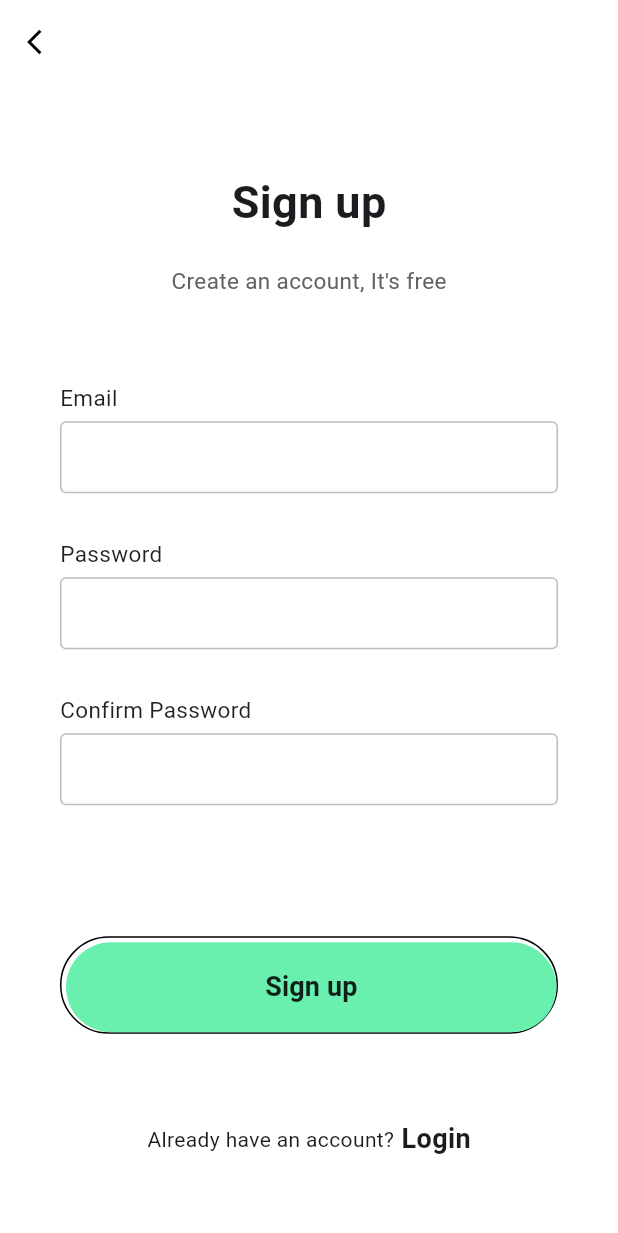
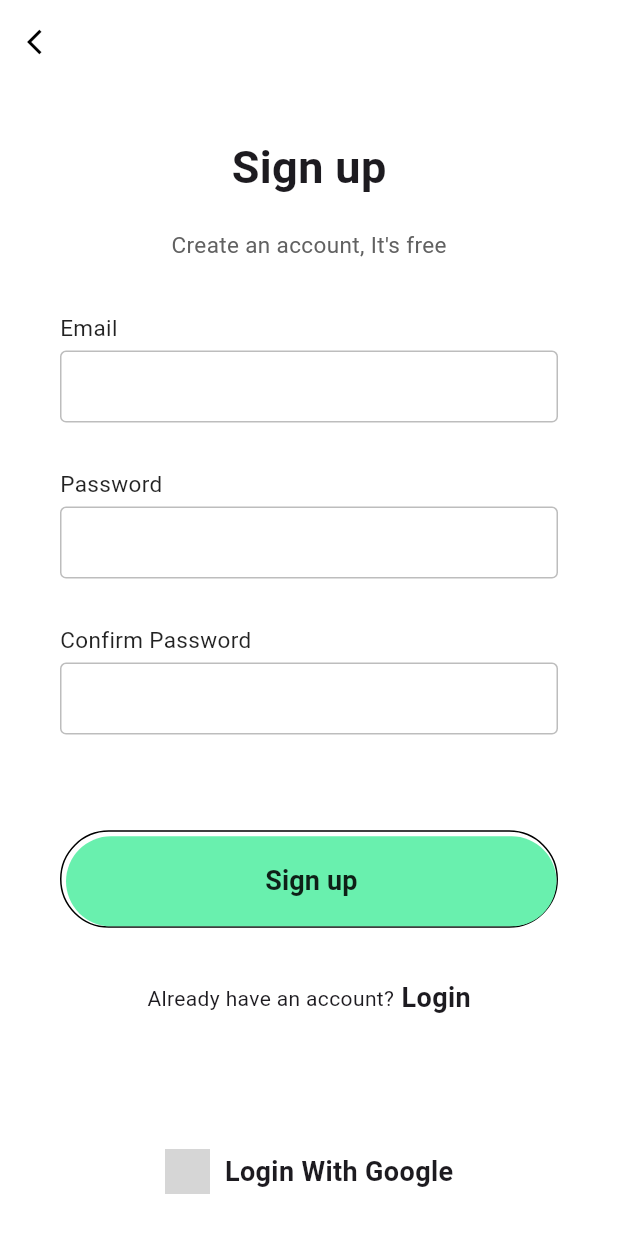
Before and after one commit to akashagrawalgithub/assignment, a Flutter app: the screen it shows after launch, after a tap on "Sign up", on a phone screen of 412 x 824 dp. Shown: the top 1233 px of the screen. Run offline on Flutter 3.47's test engine with Material 3 defaults, Android fonts, the phone set to English and light mode, and no system bars; our stand-ins replace animate_do, firebase_auth, firebase_core, get, google_maps_flutter, google_sign_in; accounts and stored records are empty; network calls fail; grey boxes are pictures that could not be loaded.

Commit message:
Login with google added

```diff
--- /dev/null
+++ b/devtools_options.yaml
@@ -0,0 +1 @@
+extensions:
--- a/lib/screen/SignUpScreen.dart
+++ b/lib/screen/SignUpScreen.dart
@@ -4,6 +4,7 @@ import 'package:animate_do/animate_do.dart';
 import 'package:firebase_auth/firebase_auth.dart';
 import 'package:flutter/material.dart';
 import 'package:get/get.dart';
+import 'package:geteideas/screen/authService.dart';
 import 'package:geteideas/screen/homePage.dart';
 import 'package:geteideas/screen/loginScreen.dart';
 
@@ -272,7 +273,35 @@ class _SignupPageState extends State<SignupPage> {
                       ),
                     ),
                   ],
-                  )),
+                ),
+              ),
+              const SizedBox(height: 20),
+              GestureDetector(
+                onTap: () {
+                  AuthService().signInWithGoogle();
+                },
+                child: FadeInUp(
+                  duration: const Duration(milliseconds: 1500),
+                  child: Row(
+                    mainAxisAlignment: MainAxisAlignment.center,
+                    children: <Widget>[
+                      Image.network(
+                        "https://toppng.com/uploads/preview/google-logo-transparent-png-11659866441wanynck5pd.png",
+                        width: 30,
+                        height: 30,
+                      ),
+                      const SizedBox(width: 10),
+                      const Text(
+                        "Login With Google",
+                        style: TextStyle(
+                          fontWeight: FontWeight.w600,
+                          fontSize: 18,
+                        ),
+                      ),
+                    ],
+                  ),
+                ),
+              ),
             ],
           ),
         ),
--- /dev/null
+++ b/lib/screen/authService.dart
@@ -0,0 +1,25 @@
+import 'package:firebase_auth/firebase_auth.dart';
+import 'package:get/get.dart';
+import 'package:geteideas/screen/homePage.dart';
+import 'package:google_sign_in/google_sign_in.dart';
+
+class AuthService {
+  signInWithGoogle() async {
+    final GoogleSignInAccount? gUser = await GoogleSignIn().signIn();
+
+    final GoogleSignInAuthentication gAuth = await gUser!.authentication;
+
+    final credential = GoogleAuthProvider.credential(
+      accessToken: gAuth.accessToken,
+      idToken: gAuth.idToken,
+    );
+
+    return await FirebaseAuth.instance
+        .signInWithCredential(credential)
+        .then((value) {
+      if (value.user != null) {
+        Get.offAll(HomePage());
+      }
+    });
+  }
+}
--- a/lib/screen/loginScreen.dart
+++ b/lib/screen/loginScreen.dart
@@ -5,6 +5,7 @@ import 'package:firebase_auth/firebase_auth.dart';
 import 'package:flutter/material.dart';
 import 'package:get/get.dart';
 import 'package:geteideas/screen/SignUpScreen.dart';
+import 'package:geteideas/screen/authService.dart';
 import 'package:geteideas/screen/homePage.dart';
 
 class LoginPage extends StatefulWidget {
@@ -231,7 +232,7 @@ class _LoginPageState extends State<LoginPage> {
                     child: Row(
                       mainAxisAlignment: MainAxisAlignment.center,
                       children: <Widget>[
-                        Text("Don't have an account?"),
+                        const Text("Don't have an account?"),
                         GestureDetector(
                           onTap: () {
                             Get.to(SignupPage());
@@ -246,21 +247,37 @@ class _LoginPageState extends State<LoginPage> {
                         ),
                       ],
                     ),
-                  )
+                  ),
+                  const SizedBox(height: 20),
+                  GestureDetector(
+                    onTap: () {
+                      AuthService().signInWithGoogle();
+                    },
+                    child: FadeInUp(
+                      duration: const Duration(milliseconds: 1500),
+                      child: Row(
+                        mainAxisAlignment: MainAxisAlignment.center,
+                        children: <Widget>[
+                          Image.network(
+                            "https://toppng.com/uploads/preview/google-logo-transparent-png-11659866441wanynck5pd.png",
+                            width: 30,
+                            height: 30,
+                          ),
+                          const SizedBox(width: 10),
+                          const Text(
+                            "Login With Google",
+                            style: TextStyle(
+                              fontWeight: FontWeight.w600,
+                              fontSize: 18,
+                            ),
+                          ),
+                        ],
+                      ),
+                    ),
+                  ),
                 ],
               ),
             ),
-            FadeInUp(
-              duration: const Duration(milliseconds: 1200),
-              child: Container(
-                height: MediaQuery.of(context).size.height / 3,
-                decoration: const BoxDecoration(
-                  image: DecorationImage(
-                      image: AssetImage('assets/background.png'),
-                      fit: BoxFit.cover),
-                ),
-              ),
-            )
           ],
         ),
       ),
```
Lines whose indentation alone changed are shown as unchanged.
